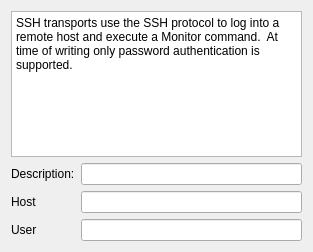
matthewg42/Gnostic, file SshTransportConfigWidget.ui: the form before one commit.
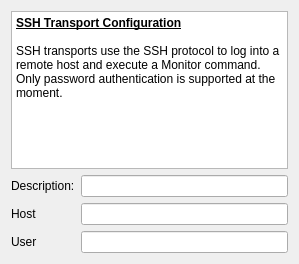
The form after the commit.

Commit message: Refine/fix config dialog

Patch:
```diff
--- a/SshTransportConfigWidget.ui
+++ b/SshTransportConfigWidget.ui
@@ -6,54 +6,62 @@
    <rect>
     <x>0</x>
     <y>0</y>
-    <width>313</width>
-    <height>252</height>
+    <width>299</width>
+    <height>264</height>
    </rect>
   </property>
   <property name="windowTitle">
    <string>Form</string>
   </property>
-  <layout class="QGridLayout" name="gridLayout">
-   <item row="0" column="0" colspan="2">
+  <layout class="QVBoxLayout" name="verticalLayout">
+   <item>
     <widget class="QTextBrowser" name="textBrowser">
      <property name="html">
       <string>&lt;!DOCTYPE HTML PUBLIC &quot;-//W3C//DTD HTML 4.0//EN&quot; &quot;http://www.w3.org/TR/REC-html40/strict.dtd&quot;&gt;
 &lt;html&gt;&lt;head&gt;&lt;meta name=&quot;qrichtext&quot; content=&quot;1&quot; /&gt;&lt;style type=&quot;text/css&quot;&gt;
 p, li { white-space: pre-wrap; }
 &lt;/style&gt;&lt;/head&gt;&lt;body style=&quot; font-family:'Ubuntu'; font-size:9pt; font-weight:400; font-style:normal;&quot;&gt;
-&lt;p style=&quot; margin-top:0px; margin-bottom:0px; margin-left:0px; margin-right:0px; -qt-block-indent:0; text-indent:0px;&quot;&gt;SSH transports use the SSH protocol to log into a remote host and execute a Monitor command.  At time of writing only password authentication is supported.&lt;/p&gt;&lt;/body&gt;&lt;/html&gt;</string>
+&lt;p style=&quot; margin-top:0px; margin-bottom:0px; margin-left:0px; margin-right:0px; -qt-block-indent:0; text-indent:0px;&quot;&gt;&lt;span style=&quot; font-weight:600; text-decoration: underline;&quot;&gt;SSH Transport Configuration&lt;/span&gt;&lt;/p&gt;
+&lt;p style=&quot;-qt-paragraph-type:empty; margin-top:0px; margin-bottom:0px; margin-left:0px; margin-right:0px; -qt-block-indent:0; text-indent:0px; font-weight:600; text-decoration: underline;&quot;&gt;&lt;/p&gt;
+&lt;p style=&quot; margin-top:0px; margin-bottom:0px; margin-left:0px; margin-right:0px; -qt-block-indent:0; text-indent:0px;&quot;&gt;SSH transports use the SSH protocol to log into a remote host and execute a Monitor command.  Only password authentication is supported at the moment.&lt;/p&gt;
+&lt;p style=&quot;-qt-paragraph-type:empty; margin-top:0px; margin-bottom:0px; margin-left:0px; margin-right:0px; -qt-block-indent:0; text-indent:0px;&quot;&gt;&lt;/p&gt;
+&lt;p style=&quot;-qt-paragraph-type:empty; margin-top:0px; margin-bottom:0px; margin-left:0px; margin-right:0px; -qt-block-indent:0; text-indent:0px;&quot;&gt;&lt;/p&gt;&lt;/body&gt;&lt;/html&gt;</string>
      </property>
     </widget>
    </item>
-   <item row="1" column="0">
+   <item>
+    <layout class="QGridLayout" name="gridLayout">
+     <item row="0" column="0">
     <widget class="QLabel" name="label_3">
      <property name="text">
       <string>Description:</string>
      </property>
     </widget>
    </item>
-   <item row="1" column="1">
+     <item row="0" column="1">
     <widget class="QLineEdit" name="descriptionEdit"/>
    </item>
-   <item row="2" column="0">
+     <item row="1" column="0">
     <widget class="QLabel" name="label">
      <property name="text">
       <string>Host</string>
      </property>
     </widget>
    </item>
-   <item row="2" column="1">
+     <item row="1" column="1">
     <widget class="QLineEdit" name="hostEdit"/>
    </item>
-   <item row="3" column="0">
+     <item row="2" column="0">
     <widget class="QLabel" name="label_2">
      <property name="text">
       <string>User</string>
      </property>
     </widget>
    </item>
-   <item row="3" column="1">
+     <item row="2" column="1">
     <widget class="QLineEdit" name="userEdit"/>
+     </item>
+    </layout>
    </item>
   </layout>
  </widget>
```
Lines whose indentation alone changed are shown as unchanged. The commit also changes 2 other files.
